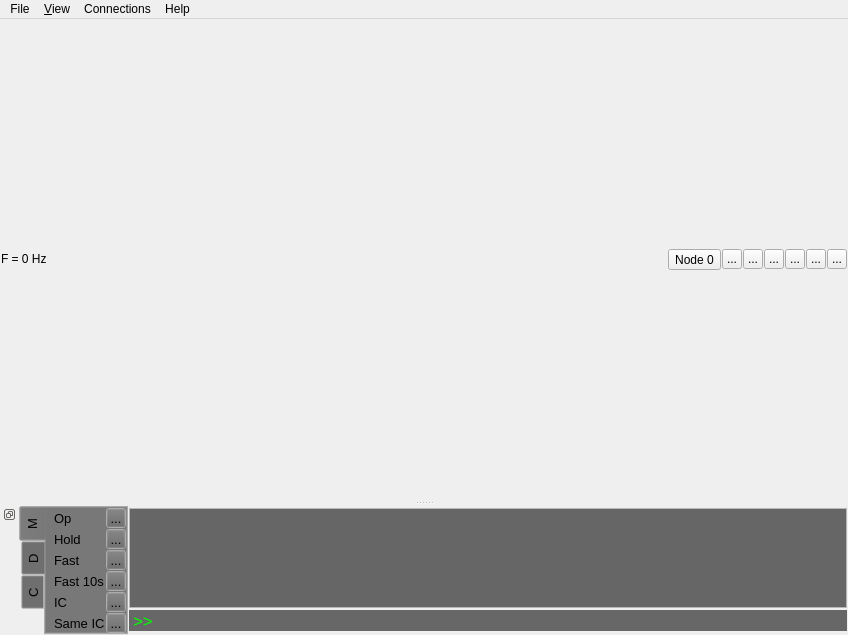
Old version of the form data/graphics/mainwindow.ui in the repository TUDelft-CNS-ATM/bluesky.
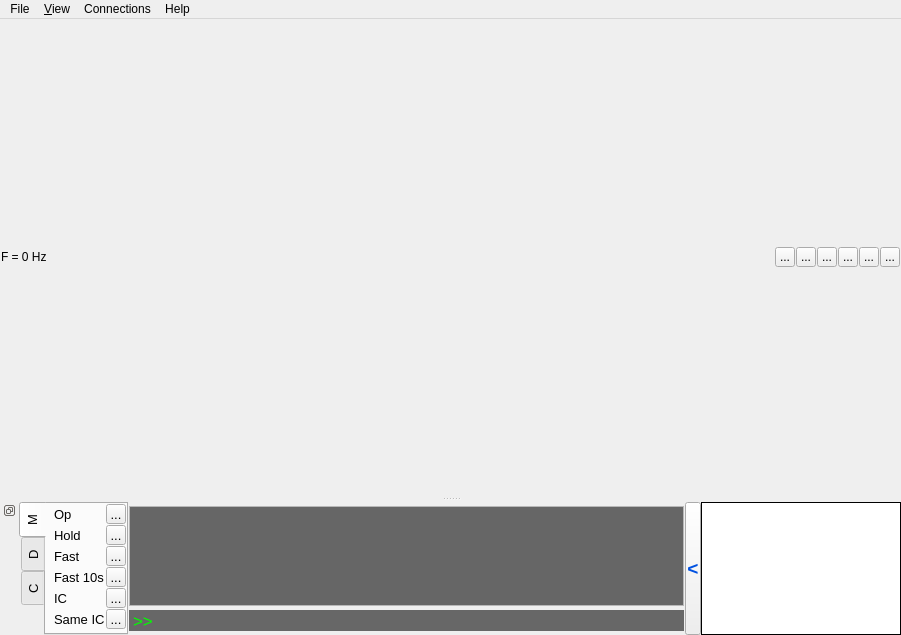
New version of the form.

Commit message: Changed from node button to treeview

```diff
--- a/data/graphics/mainwindow.ui
+++ b/data/graphics/mainwindow.ui
@@ -6,7 +6,7 @@
    <rect>
     <x>0</x>
     <y>0</y>
-    <width>848</width>
+    <width>901</width>
     <height>635</height>
    </rect>
   </property>
@@ -46,21 +46,30 @@
           <height>20</height>
          </size>
         </property>
+        <property name="layoutDirection">
+         <enum>Qt::LeftToRight</enum>
+        </property>
         <property name="text">
          <string>F = 0 Hz</string>
         </property>
        </widget>
       </item>
       <item>
-       <widget class="QToolButton" name="simnodes">
+       <widget class="QLabel" name="nodelabel">
+        <property name="maximumSize">
+         <size>
+          <width>80</width>
+          <height>20</height>
+         </size>
+        </property>
         <property name="text">
-         <string>Node 0</string>
+         <string/>
         </property>
-        <property name="popupMode">
-         <enum>QToolButton::InstantPopup</enum>
+        <property name="textFormat">
+         <enum>Qt::AutoText</enum>
         </property>
-        <property name="toolButtonStyle">
-         <enum>Qt::ToolButtonTextOnly</enum>
+        <property name="alignment">
+         <set>Qt::AlignRight|Qt::AlignTrailing|Qt::AlignVCenter</set>
         </property>
        </widget>
       </item>
@@ -147,97 +156,6 @@
    </layout>
   </widget>
   <widget class="QDockWidget" name="dockWidget">
-   <property name="palette">
-    <palette>
-     <active>
-      <colorrole role="Button">
-       <brush brushstyle="SolidPattern">
-        <color alpha="255">
-         <red>102</red>
-         <green>102</green>
-         <blue>102</blue>
-        </color>
-       </brush>
-      </colorrole>
-      <colorrole role="Light">
-       <brush brushstyle="SolidPattern">
-        <color alpha="255">
-         <red>102</red>
-         <green>102</green>
-         <blue>102</blue>
-        </color>
-       </brush>
-      </colorrole>
-      <colorrole role="Midlight">
-       <brush brushstyle="SolidPattern">
-        <color alpha="255">
-         <red>102</red>
-         <green>102</green>
-         <blue>102</blue>
-        </color>
-       </brush>
-      </colorrole>
-     </active>
-     <inactive>
-      <colorrole role="Button">
-       <brush brushstyle="SolidPattern">
-        <color alpha="255">
-         <red>102</red>
-         <green>102</green>
-         <blue>102</blue>
-        </color>
-       </brush>
-      </colorrole>
-      <colorrole role="Light">
-       <brush brushstyle="SolidPattern">
-        <color alpha="255">
-         <red>102</red>
-         <green>102</green>
-         <blue>102</blue>
-        </color>
-       </brush>
-      </colorrole>
-      <colorrole role="Midlight">
-       <brush brushstyle="SolidPattern">
-        <color alpha="255">
-         <red>102</red>
-         <green>102</green>
-         <blue>102</blue>
-        </color>
-       </brush>
-      </colorrole>
-     </inactive>
-     <disabled>
-      <colorrole role="Button">
-       <brush brushstyle="SolidPattern">
-        <color alpha="255">
-         <red>102</red>
-         <green>102</green>
-         <blue>102</blue>
-        </color>
-       </brush>
-      </colorrole>
-      <colorrole role="Light">
-       <brush brushstyle="SolidPattern">
-        <color alpha="255">
-         <red>102</red>
-         <green>102</green>
-         <blue>102</blue>
-        </color>
-       </brush>
-      </colorrole>
-      <colorrole role="Midlight">
-       <brush brushstyle="SolidPattern">
-        <color alpha="255">
-         <red>102</red>
-         <green>102</green>
-         <blue>102</blue>
-        </color>
-       </brush>
-      </colorrole>
-     </disabled>
-    </palette>
-   </property>
    <property name="contextMenuPolicy">
     <enum>Qt::NoContextMenu</enum>
    </property>
@@ -257,7 +175,10 @@
     <property name="contextMenuPolicy">
      <enum>Qt::NoContextMenu</enum>
     </property>
-    <layout class="QGridLayout" name="gridLayout">
+    <layout class="QHBoxLayout" name="horizontalLayout_2">
+     <property name="spacing">
+      <number>0</number>
+     </property>
      <property name="leftMargin">
       <number>0</number>
      </property>
@@ -270,255 +191,7 @@
      <property name="bottomMargin">
       <number>0</number>
      </property>
-     <property name="spacing">
-      <number>0</number>
-     </property>
-     <item row="2" column="1">
-      <widget class="QWidget" name="verticalWidget" native="true">
-       <layout class="QVBoxLayout" name="verticalLayout_3">
-        <property name="spacing">
-         <number>1</number>
-        </property>
-        <property name="sizeConstraint">
-         <enum>QLayout::SetMinimumSize</enum>
-        </property>
-        <property name="leftMargin">
-         <number>1</number>
-        </property>
-        <property name="topMargin">
-         <number>1</number>
-        </property>
-        <property name="rightMargin">
-         <number>1</number>
-        </property>
-        <property name="bottomMargin">
-         <number>1</number>
-        </property>
-        <item>
-         <widget class="QTextEdit" name="stackText">
-          <property name="maximumSize">
-           <size>
-            <width>16777215</width>
-            <height>100</height>
-           </size>
-          </property>
-          <property name="palette">
-           <palette>
-            <active>
-             <colorrole role="Light">
-              <brush brushstyle="SolidPattern">
-               <color alpha="255">
-                <red>102</red>
-                <green>102</green>
-                <blue>102</blue>
-               </color>
-              </brush>
-             </colorrole>
-             <colorrole role="Text">
-              <brush brushstyle="SolidPattern">
-               <color alpha="255">
-                <red>0</red>
-                <green>240</green>
-                <blue>0</blue>
-               </color>
-              </brush>
-             </colorrole>
-             <colorrole role="Base">
-              <brush brushstyle="SolidPattern">
-               <color alpha="255">
-                <red>102</red>
-                <green>102</green>
-                <blue>102</blue>
-               </color>
-              </brush>
-             </colorrole>
-            </active>
-            <inactive>
-             <colorrole role="Light">
-              <brush brushstyle="SolidPattern">
-               <color alpha="255">
-                <red>102</red>
-                <green>102</green>
-                <blue>102</blue>
-               </color>
-              </brush>
-             </colorrole>
-             <colorrole role="Text">
-              <brush brushstyle="SolidPattern">
-               <color alpha="255">
-                <red>0</red>
-                <green>240</green>
-                <blue>0</blue>
-               </color>
-              </brush>
-             </colorrole>
-             <colorrole role="Base">
-              <brush brushstyle="SolidPattern">
-               <color alpha="255">
-                <red>102</red>
-                <green>102</green>
-                <blue>102</blue>
-               </color>
-              </brush>
-             </colorrole>
-            </inactive>
-            <disabled>
-             <colorrole role="Light">
-              <brush brushstyle="SolidPattern">
-               <color alpha="255">
-                <red>102</red>
-                <green>102</green>
-                <blue>102</blue>
-               </color>
-              </brush>
-             </colorrole>
-             <colorrole role="Text">
-              <brush brushstyle="SolidPattern">
-               <color alpha="255">
-                <red>127</red>
-                <green>127</green>
-                <blue>127</blue>
-               </color>
-              </brush>
-             </colorrole>
-             <colorrole role="Base">
-              <brush brushstyle="SolidPattern">
-               <color alpha="255">
-                <red>237</red>
-                <green>237</green>
-                <blue>237</blue>
-               </color>
-              </brush>
-             </colorrole>
-            </disabled>
-           </palette>
-          </property>
-          <property name="font">
-           <font>
-            <family>Courier New</family>
-            <kerning>false</kerning>
-           </font>
-          </property>
-          <property name="layoutDirection">
-           <enum>Qt::LeftToRight</enum>
-          </property>
-          <property name="undoRedoEnabled">
-           <bool>false</bool>
-          </property>
-          <property name="readOnly">
-           <bool>true</bool>
-          </property>
-         </widget>
-        </item>
-        <item>
-         <widget class="QTextEdit" name="lineEdit">
-          <property name="maximumSize">
-           <size>
-            <width>16777214</width>
-            <height>21</height>
-           </size>
-          </property>
-          <property name="palette">
-           <palette>
-            <active>
-             <colorrole role="Text">
-              <brush brushstyle="SolidPattern">
-               <color alpha="255">
-                <red>0</red>
-                <green>255</green>
-                <blue>0</blue>
-               </color>
-              </brush>
-             </colorrole>
-             <colorrole role="Base">
-              <brush brushstyle="SolidPattern">
-               <color alpha="255">
-                <red>103</red>
-                <green>103</green>
-                <blue>103</blue>
-               </color>
-              </brush>
-             </colorrole>
-            </active>
-            <inactive>
-             <colorrole role="Text">
-              <brush brushstyle="SolidPattern">
-               <color alpha="255">
-                <red>0</red>
-                <green>255</green>
-                <blue>0</blue>
-               </color>
-              </brush>
-             </colorrole>
-             <colorrole role="Base">
-              <brush brushstyle="SolidPattern">
-               <color alpha="255">
-                <red>103</red>
-                <green>103</green>
-                <blue>103</blue>
-               </color>
-              </brush>
-             </colorrole>
-            </inactive>
-            <disabled>
-             <colorrole role="Text">
-              <brush brushstyle="SolidPattern">
-               <color alpha="255">
-                <red>127</red>
-                <green>127</green>
-                <blue>127</blue>
-               </color>
-              </brush>
-             </colorrole>
-             <colorrole role="Base">
-              <brush brushstyle="SolidPattern">
-               <color alpha="255">
-                <red>237</red>
-                <green>237</green>
-                <blue>237</blue>
-               </color>
-              </brush>
-             </colorrole>
-            </disabled>
-           </palette>
-          </property>
-          <property name="cursor" stdset="0">
-           <cursorShape>IBeamCursor</cursorShape>
-          </property>
-          <property name="autoFillBackground">
-           <bool>false</bool>
-          </property>
-          <property name="inputMethodHints">
-           <set>Qt::ImhNone</set>
-          </property>
-          <property name="frameShape">
-           <enum>QFrame::NoFrame</enum>
-          </property>
-          <property name="lineWidth">
-           <number>0</number>
-          </property>
-          <property name="verticalScrollBarPolicy">
-           <enum>Qt::ScrollBarAlwaysOff</enum>
-          </property>
-          <property name="horizontalScrollBarPolicy">
-           <enum>Qt::ScrollBarAlwaysOff</enum>
-          </property>
-          <property name="readOnly">
-           <bool>true</bool>
-          </property>
-          <property name="html">
-           <string>&lt;!DOCTYPE HTML PUBLIC &quot;-//W3C//DTD HTML 4.0//EN&quot; &quot;http://www.w3.org/TR/REC-html40/strict.dtd&quot;&gt;
-&lt;html&gt;&lt;head&gt;&lt;meta name=&quot;qrichtext&quot; content=&quot;1&quot; /&gt;&lt;style type=&quot;text/css&quot;&gt;
-p, li { white-space: pre-wrap; }
-&lt;/style&gt;&lt;/head&gt;&lt;body style=&quot; font-family:'.SF NS Text'; font-size:13pt; font-weight:400; font-style:normal;&quot;&gt;
-&lt;p style=&quot; margin-top:0px; margin-bottom:0px; margin-left:0px; margin-right:0px; -qt-block-indent:0; text-indent:0px;&quot;&gt;&lt;span style=&quot; font-family:'.Helvetica Neue DeskInterface';&quot;&gt;&amp;gt;&amp;gt;&lt;/span&gt;&lt;/p&gt;&lt;/body&gt;&lt;/html&gt;</string>
-          </property>
-         </widget>
-        </item>
-       </layout>
-      </widget>
-     </item>
-     <item row="2" column="0">
+     <item>
       <widget class="QTabWidget" name="tabWidget">
        <property name="sizePolicy">
         <sizepolicy hsizetype="Minimum" vsizetype="Expanding">
@@ -1085,6 +758,350 @@
        </widget>
       </widget>
      </item>
+     <item>
+      <widget class="QWidget" name="verticalWidget" native="true">
+       <layout class="QVBoxLayout" name="verticalLayout_3">
+        <property name="spacing">
+         <number>1</number>
+        </property>
+        <property name="sizeConstraint">
+         <enum>QLayout::SetMinimumSize</enum>
+        </property>
+        <property name="leftMargin">
+         <number>1</number>
+        </property>
+        <property name="topMargin">
+         <number>1</number>
+        </property>
+        <property name="rightMargin">
+         <number>1</number>
+        </property>
+        <property name="bottomMargin">
+         <number>1</number>
+        </property>
+        <item>
+         <widget class="QTextEdit" name="stackText">
+          <property name="maximumSize">
+           <size>
+            <width>16777215</width>
+            <height>100</height>
+           </size>
+          </property>
+          <property name="palette">
+           <palette>
+            <active>
+             <colorrole role="Light">
+              <brush brushstyle="SolidPattern">
+               <color alpha="255">
+                <red>102</red>
+                <green>102</green>
+                <blue>102</blue>
+               </color>
+              </brush>
+             </colorrole>
+             <colorrole role="Text">
+              <brush brushstyle="SolidPattern">
+               <color alpha="255">
+                <red>0</red>
+                <green>240</green>
+                <blue>0</blue>
+               </color>
+              </brush>
+             </colorrole>
+             <colorrole role="Base">
+              <brush brushstyle="SolidPattern">
+               <color alpha="255">
+                <red>102</red>
+                <green>102</green>
+                <blue>102</blue>
+               </color>
+              </brush>
+             </colorrole>
+            </active>
+            <inactive>
+             <colorrole role="Light">
+              <brush brushstyle="SolidPattern">
+               <color alpha="255">
+                <red>102</red>
+                <green>102</green>
+                <blue>102</blue>
+               </color>
+              </brush>
+             </colorrole>
+             <colorrole role="Text">
+              <brush brushstyle="SolidPattern">
+               <color alpha="255">
+                <red>0</red>
+                <green>240</green>
+                <blue>0</blue>
+               </color>
+              </brush>
+             </colorrole>
+             <colorrole role="Base">
+              <brush brushstyle="SolidPattern">
+               <color alpha="255">
+                <red>102</red>
+                <green>102</green>
+                <blue>102</blue>
+               </color>
+              </brush>
+             </colorrole>
+            </inactive>
+            <disabled>
+             <colorrole role="Light">
+              <brush brushstyle="SolidPattern">
+               <color alpha="255">
+                <red>102</red>
+                <green>102</green>
+                <blue>102</blue>
+               </color>
+              </brush>
+             </colorrole>
+             <colorrole role="Text">
+              <brush brushstyle="SolidPattern">
+               <color alpha="255">
+                <red>127</red>
+                <green>127</green>
+                <blue>127</blue>
+               </color>
+              </brush>
+             </colorrole>
+             <colorrole role="Base">
+              <brush brushstyle="SolidPattern">
+               <color alpha="255">
+                <red>237</red>
+                <green>237</green>
+                <blue>237</blue>
+               </color>
+              </brush>
+             </colorrole>
+            </disabled>
+           </palette>
+          </property>
+          <property name="font">
+           <font>
+            <family>Courier New</family>
+            <kerning>false</kerning>
+           </font>
+          </property>
+          <property name="layoutDirection">
+           <enum>Qt::LeftToRight</enum>
+          </property>
+          <property name="undoRedoEnabled">
+           <bool>false</bool>
+          </property>
+          <property name="readOnly">
+           <bool>true</bool>
+          </property>
+         </widget>
+        </item>
+        <item>
+         <widget class="QTextEdit" name="lineEdit">
+          <property name="maximumSize">
+           <size>
+            <width>16777214</width>
+            <height>21</height>
+           </size>
+          </property>
+          <property name="palette">
+           <palette>
+            <active>
+             <colorrole role="Text">
+              <brush brushstyle="SolidPattern">
+               <color alpha="255">
+                <red>0</red>
+                <green>255</green>
+                <blue>0</blue>
+               </color>
+              </brush>
+             </colorrole>
+             <colorrole role="Base">
+              <brush brushstyle="SolidPattern">
+               <color alpha="255">
+                <red>103</red>
+                <green>103</green>
+                <blue>103</blue>
+               </color>
+              </brush>
+             </colorrole>
+            </active>
+            <inactive>
+             <colorrole role="Text">
+              <brush brushstyle="SolidPattern">
+               <color alpha="255">
+                <red>0</red>
+                <green>255</green>
+                <blue>0</blue>
+               </color>
+              </brush>
+             </colorrole>
+             <colorrole role="Base">
+              <brush brushstyle="SolidPattern">
+               <color alpha="255">
+                <red>103</red>
+                <green>103</green>
+                <blue>103</blue>
+               </color>
+              </brush>
+             </colorrole>
+            </inactive>
+            <disabled>
+             <colorrole role="Text">
+              <brush brushstyle="SolidPattern">
+               <color alpha="255">
+                <red>127</red>
+                <green>127</green>
+                <blue>127</blue>
+               </color>
+              </brush>
+             </colorrole>
+             <colorrole role="Base">
+              <brush brushstyle="SolidPattern">
+               <color alpha="255">
+                <red>237</red>
+                <green>237</green>
+                <blue>237</blue>
+               </color>
+              </brush>
+             </colorrole>
+            </disabled>
+           </palette>
+          </property>
+          <property name="cursor" stdset="0">
+           <cursorShape>IBeamCursor</cursorShape>
+          </property>
+          <property name="autoFillBackground">
+           <bool>false</bool>
+          </property>
+          <property name="inputMethodHints">
+           <set>Qt::ImhNone</set>
+          </property>
+          <property name="frameShape">
+           <enum>QFrame::NoFrame</enum>
+          </property>
+          <property name="lineWidth">
+           <number>0</number>
+          </property>
+          <property name="verticalScrollBarPolicy">
+           <enum>Qt::ScrollBarAlwaysOff</enum>
+          </property>
+          <property name="horizontalScrollBarPolicy">
+           <enum>Qt::ScrollBarAlwaysOff</enum>
+          </property>
+          <property name="readOnly">
+           <bool>true</bool>
+          </property>
+          <property name="html">
+           <string>&lt;!DOCTYPE HTML PUBLIC &quot;-//W3C//DTD HTML 4.0//EN&quot; &quot;http://www.w3.org/TR/REC-html40/strict.dtd&quot;&gt;
+&lt;html&gt;&lt;head&gt;&lt;meta name=&quot;qrichtext&quot; content=&quot;1&quot; /&gt;&lt;style type=&quot;text/css&quot;&gt;
+p, li { white-space: pre-wrap; }
+&lt;/style&gt;&lt;/head&gt;&lt;body style=&quot; font-family:'.SF NS Text'; font-size:13pt; font-weight:400; font-style:normal;&quot;&gt;
+&lt;p style=&quot; margin-top:0px; margin-bottom:0px; margin-left:0px; margin-right:0px; -qt-block-indent:0; text-indent:0px;&quot;&gt;&lt;span style=&quot; font-family:'.Helvetica Neue DeskInterface';&quot;&gt;&amp;gt;&amp;gt;&lt;/span&gt;&lt;/p&gt;&lt;/body&gt;&lt;/html&gt;</string>
+          </property>
+         </widget>
+        </item>
+       </layout>
+      </widget>
+     </item>
+     <item>
+      <widget class="QToolButton" name="shownodes">
+       <property name="minimumSize">
+        <size>
+         <width>0</width>
+         <height>133</height>
+        </size>
+       </property>
+       <property name="maximumSize">
+        <size>
+         <width>16</width>
+         <height>133</height>
+        </size>
+       </property>
+       <property name="palette">
+        <palette>
+         <active>
+          <colorrole role="ButtonText">
+           <brush brushstyle="SolidPattern">
+            <color alpha="255">
+             <red>0</red>
+             <green>81</green>
+             <blue>225</blue>
+            </color>
+           </brush>
+          </colorrole>
+         </active>
+         <inactive>
+          <colorrole role="ButtonText">
+           <brush brushstyle="SolidPattern">
+            <color alpha="255">
+             <red>0</red>
+             <green>81</green>
+             <blue>225</blue>
+            </color>
+           </brush>
+          </colorrole>
+         </inactive>
+         <disabled>
+          <colorrole role="ButtonText">
+           <brush brushstyle="SolidPattern">
+            <color alpha="255">
+             <red>148</red>
+             <green>148</green>
+             <blue>148</blue>
+            </color>
+           </brush>
+          </colorrole>
+         </disabled>
+        </palette>
+       </property>
+       <property name="font">
+        <font>
+         <pointsize>14</pointsize>
+         <weight>75</weight>
+         <bold>true</bold>
+        </font>
+       </property>
+       <property name="text">
+        <string>&lt;</string>
+       </property>
+       <property name="iconSize">
+        <size>
+         <width>10</width>
+         <height>43</height>
+        </size>
+       </property>
+       <property name="toolButtonStyle">
+        <enum>Qt::ToolButtonTextUnderIcon</enum>
+       </property>
+      </widget>
+     </item>
+     <item>
+      <widget class="QTreeWidget" name="nodetree">
+       <property name="maximumSize">
+        <size>
+         <width>200</width>
+         <height>133</height>
+        </size>
+       </property>
+       <property name="frameShape">
+        <enum>QFrame::Box</enum>
+       </property>
+       <property name="frameShadow">
+        <enum>QFrame::Plain</enum>
+       </property>
+       <property name="indentation">
+        <number>8</number>
+       </property>
+       <attribute name="headerVisible">
+        <bool>false</bool>
+       </attribute>
+       <column>
+        <property name="text">
+         <string notr="true">1</string>
+        </property>
+       </column>
+      </widget>
+     </item>
     </layout>
    </widget>
   </widget>
@@ -1093,7 +1110,7 @@
     <rect>
      <x>0</x>
      <y>0</y>
-     <width>848</width>
+     <width>901</width>
      <height>22</height>
     </rect>
    </property>
```
Left out of the diff: 26 changed lines with no effect on the pictures. The commit also changes 4 other files.
